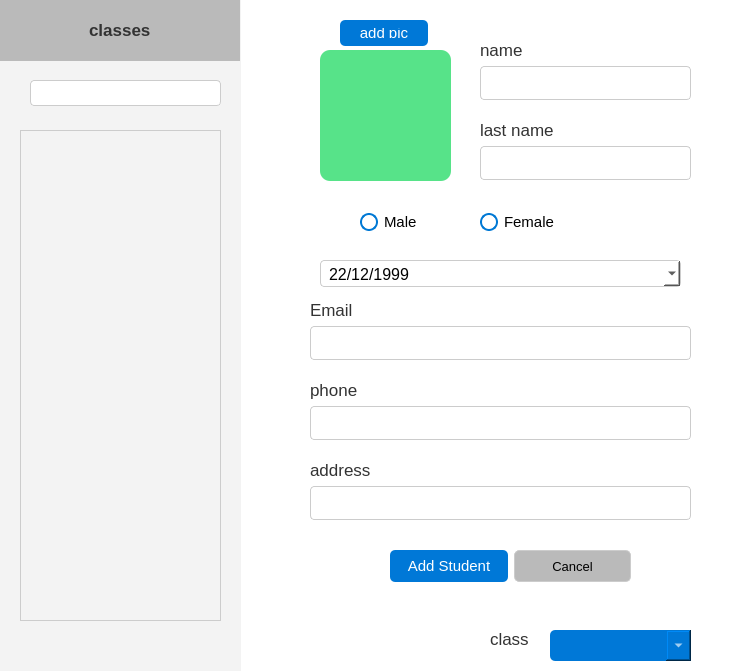
KasperJack/School-Management-System, file School_System/ui/AddStudentDialog.ui: the form before one commit.
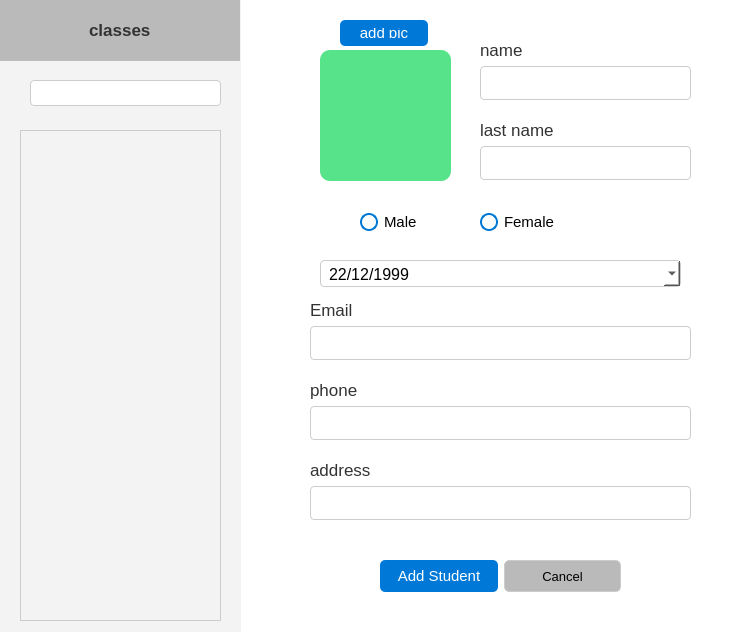
The form after the commit.

Patch:
```diff
--- a/School_System/ui/AddStudentDialog.ui
+++ b/School_System/ui/AddStudentDialog.ui
@@ -7,7 +7,7 @@
     <x>0</x>
     <y>0</y>
     <width>749</width>
-    <height>671</height>
+    <height>632</height>
    </rect>
   </property>
   <property name="windowTitle">
@@ -175,8 +175,8 @@
   <widget class="QWidget" name="layoutWidget">
    <property name="geometry">
     <rect>
-     <x>390</x>
-     <y>550</y>
+     <x>380</x>
+     <y>560</y>
      <width>241</width>
      <height>32</height>
     </rect>
@@ -273,64 +273,6 @@
     </item>
    </layout>
   </widget>
-  <widget class="QComboBox" name="classes_dropdown">
-   <property name="geometry">
-    <rect>
-     <x>550</x>
-     <y>630</y>
-     <width>141</width>
-     <height>31</height>
-    </rect>
-   </property>
-   <property name="styleSheet">
-    <string notr="true">            QComboBox {
-                background-color: #0078d7;  /* Blue background */
-                color: white;              /* White text */
-                border: none;
-                border-radius: 5px;        /* Rounded corners */
-                font-size: 10pt;
-            }
-            QComboBox:hover {
-                background-color: #005a9e; /* Darker blue on hover */
-            }
- 
-
-
-            QComboBox QAbstractItemView {
-                background-color: #bababa; /* White background for drop-down menu */
-                color: black;              /* Black text in drop-down */
-
-            }
-
-
-
-            QComboBox::down-arrow {
-                width: 8px;
-                height: 8px;
-                margin: 0px;
-            }
-
-
-           QComboBox::drop-down {
-                width: 25px;
-
-            }
-</string>
-   </property>
-  </widget>
-  <widget class="QLabel" name="label_7">
-   <property name="geometry">
-    <rect>
-     <x>490</x>
-     <y>630</y>
-     <width>51</width>
-     <height>18</height>
-    </rect>
-   </property>
-   <property name="text">
-    <string>class</string>
-   </property>
-  </widget>
   <widget class="QDateEdit" name="birth_date">
    <property name="geometry">
     <rect>
```
Left out of the diff: 2 changed lines with no effect on the pictures.
